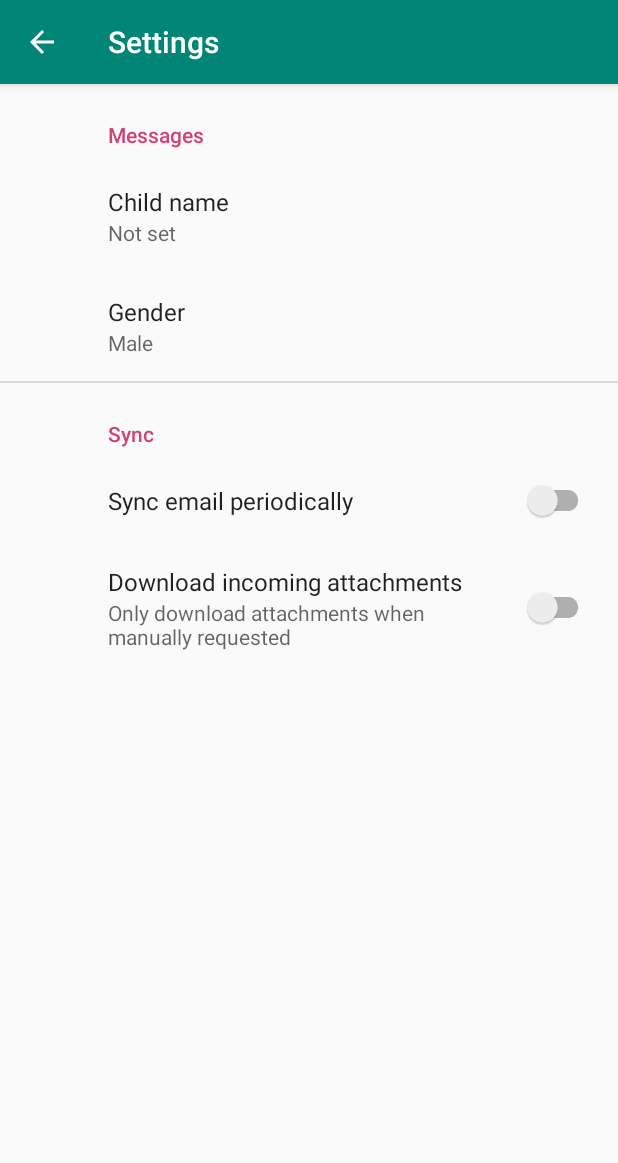
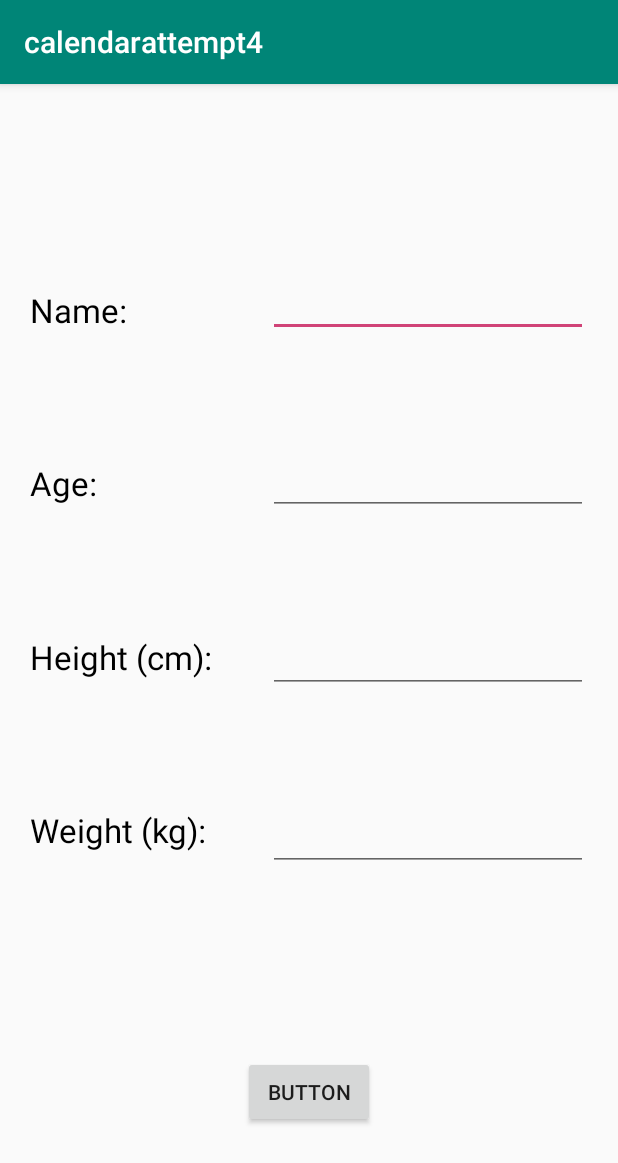
Before and after one commit to ElliotQuigley1/EczemaAppProject, an Android app: the screen it shows after launch (Add_child before the commit, Child_info after it), in the side drawer, after a tap on "ADD CHILD", on a phone screen of 412 x 824 dp. Shown: the top 1163 px of the screen. Run offline under Robolectric (Android 15) with nearby library versions, the phone set to English and light mode, and no system bars; our stand-ins replace navigation-ui; libraries missing offline, so code that uses them is left out: com.jjoe64.graphview; 22 statements that could not run were skipped.

Commit message:
added child delete add, verification with DB

```diff
--- a/app/src/main/java/com/example/calendarattempt4/Add_child.java
+++ /dev/null
@@ -1,31 +0,0 @@
-package com.example.calendarattempt4;
-
-import android.os.Bundle;
-
-import androidx.appcompat.app.ActionBar;
-import androidx.appcompat.app.AppCompatActivity;
-import androidx.preference.PreferenceFragmentCompat;
-
-public class Add_child extends AppCompatActivity {
-
-    @Override
-    protected void onCreate(Bundle savedInstanceState) {
-        super.onCreate(savedInstanceState);
-        setContentView(R.layout.settings_activity);
-        getSupportFragmentManager()
-                .beginTransaction()
-                .replace(R.id.settings, new SettingsFragment())
-                .commit();
-        ActionBar actionBar = getSupportActionBar();
-        if (actionBar != null) {
-            actionBar.setDisplayHomeAsUpEnabled(true);
-        }
-    }
-
-    public static class SettingsFragment extends PreferenceFragmentCompat {
-        @Override
-        public void onCreatePreferences(Bundle savedInstanceState, String rootKey) {
-            setPreferencesFromResource(R.xml.root_preferences, rootKey);
-        }
-    }
-}
--- a/app/src/main/java/com/example/calendarattempt4/MainActivity.java
+++ b/app/src/main/java/com/example/calendarattempt4/MainActivity.java
@@ -53,7 +53,7 @@ public class MainActivity extends AppCompatActivity implements NavigationView.On
     private TextView score;
     private Button btngocalendar;
     // Initialises objects
-    int child_selected = 1;
+    static int child_selected = 1;
     public Database db = new Database();
     static Statement s = null;
     static parent P = new parent(); // THIS LINE CREATES PARENT OBJECT BASED ON HARDCODED USERNAME PASSWORD AND ID
@@ -115,7 +115,7 @@ public class MainActivity extends AppCompatActivity implements NavigationView.On
         // Passing each menu ID as a set of Ids because each
         // menu should be considered as top level destinations.
         mAppBarConfiguration = new AppBarConfiguration.Builder(
-                R.id.nav_home, R.id.nav_C1, R.id.nav_C2, R.id.nav_C3,
+                R.id.nav_home, R.id.nav_C2, R.id.nav_C3,
                 R.id.nav_c_add, R.id.nav_share, R.id.nav_send)
                 .setDrawerLayout(drawer)
                 .build();
@@ -146,21 +146,7 @@ public class MainActivity extends AppCompatActivity implements NavigationView.On
         graph.getGridLabelRenderer().setHorizontalAxisTitle("Weeks ago");
         graph.getGridLabelRenderer().setVerticalAxisTitle("Severity of Eczema (POEM)");
 
-        // Set navigation drawer menu based on number of children of user
-        Menu menu = navigationView.getMenu();
-        if (logged_in) {
-            switch (P.getChild_num()) {
-                case 2:
-                    menu.findItem(R.id.nav_C3).setVisible(false);
-                case 1:
-                    menu.findItem(R.id.nav_C2).setVisible(false);
-                case 0:
-                    menu.findItem(R.id.nav_C1).setVisible(false);
-                    break;
-                case 3:
-                    //menu.findItem(R.id.nav_c_add).setVisible(false);
-            }
-        }
+
 
     }
 
@@ -172,23 +158,20 @@ public class MainActivity extends AppCompatActivity implements NavigationView.On
     public boolean onNavigationItemSelected(@NonNull MenuItem menuItem) {
         switch (menuItem.getItemId()) {
             case R.id.nav_home:
-                Toast.makeText(this, "Home", Toast.LENGTH_SHORT).show();
-                break;
-            case R.id.nav_C1:
-                Toast.makeText(this, "Child 1", Toast.LENGTH_SHORT).show();
+                //Toast.makeText(this, "Child 1", Toast.LENGTH_SHORT).show();
                 child_selected = 1;
                 break;
             case R.id.nav_C2:
-                Toast.makeText(this, "Child 2", Toast.LENGTH_SHORT).show();
+                //Toast.makeText(this, "Child 2", Toast.LENGTH_SHORT).show();
                 child_selected = 2;
                 break;
             case R.id.nav_C3:
-                Toast.makeText(this, "Child 3", Toast.LENGTH_SHORT).show();
+                //Toast.makeText(this, "Child 3", Toast.LENGTH_SHORT).show();
                 child_selected = 3;
                 break;
             case R.id.nav_c_add:
                 Toast.makeText(this, "Add child", Toast.LENGTH_SHORT).show();
-                Intent intent = new Intent(MainActivity.this, Add_child.class);
+                Intent intent = new Intent(MainActivity.this, Child_info.class);
                 startActivity(intent);
                 break;
             case R.id.nav_share:
@@ -209,9 +192,31 @@ public class MainActivity extends AppCompatActivity implements NavigationView.On
         return true;
     }
 
+
+    @Override
+    public boolean onOptionsItemSelected(MenuItem item) {
+        // Handle item selection
+        switch (item.getItemId()) {
+            case R.id.action_edit_child:
+                delete_child(child_selected);
+                return true;
+            case R.id.action_delete_child:
+                delete_child(child_selected);
+                return true;
+            default:
+                return super.onOptionsItemSelected(item);
+        }
+    }
+
     // Runs with child_num_from_app from onNavigationItemSelected() to connect DB with corresponding child_num
-    public static void selectChild_button(int child_num_from_app) throws SQLException {
+    public void selectChild_button(int child_num_from_app) throws SQLException {
         C.connect(s, P.getParent_ID(), child_num_from_app);
+        score = (TextView) findViewById(R.id.score_display);
+        score.setText("Previous POEM Scores");
+        Value = (TextView) findViewById(R.id.Value);
+        Value.setText("Child name:\t\t\t" + "\nAge:\t\t\t" + "\nHeight (cm):\t\t\t" + "\nWeight (kg):\t\t\t");
+        Data = (TextView) findViewById(R.id.Data);
+        Data.setText(C.getName() + "\n" + C.getAge() + "\n" + C.getHeight() + "\n" + C.getWeight());
     }
 
     // NOTE TO SELF: Create signup activity
@@ -236,15 +241,16 @@ public class MainActivity extends AppCompatActivity implements NavigationView.On
         }
     }
 
+    // NOTE TO SELF: Create login activity
+    private void delete_child(int child_selected) {
+        Intent intent = new Intent(MainActivity.this, Delete_child.class);
+        startActivity(intent);
+    }
+
     // NOTE TO SELF: have to create cross checking between DB and navcontroller to display the right amount of children
     // NOTE TO SELF: Create make_child activity
     public void makeChild_button(String name_from_app) throws SQLException {
-        if (C.create(name_from_app, P.getParent_ID()) == false){
-            Toast.makeText(this, "Child already exists:" + name_from_app, Toast.LENGTH_SHORT).show();
-        } else {
-            Toast.makeText(this, "Child created", Toast.LENGTH_SHORT).show();
-            // ASKS FOR CHILDREN INFO
-        }
+
     }
     ///////////////////////////////////////////////////////////////////////////////////////////////
 
@@ -255,15 +261,27 @@ public class MainActivity extends AppCompatActivity implements NavigationView.On
     @Override
     protected void onResume() {
         super.onResume();
-        score = (TextView) findViewById(R.id.score_display);
-        score.setText("Previous POEM Scores");
-        score.setTextColor(Color.BLACK);
-        Value = (TextView) findViewById(R.id.Value);
-        Value.setText("Child name:\t\t\t" + "\nAge:\t\t\t" + "\nHeight:\t\t\t" + "\nWeight:\t\t\t");
-        Value.setTextColor(Color.BLACK);
-        Data = (TextView) findViewById(R.id.Data);
-        Data.setText(C.getName() + "\n" + C.getAge() + "\n" + C.getHeight() + "\n" + C.getWeight());
-        Data.setTextColor(Color.BLACK);
+        try {
+            P.login("example_username","example_password");
+        } catch (SQLException e) {
+            e.printStackTrace();
+        }
+        // Set navigation drawer menu based on number of children of user
+        NavigationView navigationView = findViewById(R.id.nav_view);
+        Menu menu = navigationView.getMenu();
+        if (logged_in) {
+            switch (P.getChild_num()) {
+                case 0:
+                    menu.findItem(R.id.nav_home).setVisible(false);
+                case 1:
+                    menu.findItem(R.id.nav_C2).setVisible(false);
+                case 2:
+                    menu.findItem(R.id.nav_C3).setVisible(false);
+                    break;
+                case 3:
+                    //menu.findItem(R.id.nav_c_add).setVisible(false);
+            }
+        }
 
         // we're going to simulate real time with thread that append data to the graph
         new Thread(new Runnable() {
@@ -472,19 +490,17 @@ public class MainActivity extends AppCompatActivity implements NavigationView.On
                     "                          CID SERIAL PRIMARY KEY,\n" +
                     "                          Child_name varchar(32) NOT NULL,\n" +
                     "                          PID varchar(32) NOT NULL,\n" +
-                    "                          Animal varchar(32),\n" +
                     "                          Age varchar(32),\n" +
                     "                          Weight varchar(32),\n" +
                     "                          Height varchar(32),\n" +
-                    "                          Dates_filled varchar(32)\n" +
                     ");\n" +
-                    "insert into children (Child_name,PID,Animal,Age,Weight,Height,Dates_filled) values('Fluffy','1','Puppy','13','40','143','1');";
+                    "insert into children (Child_name,PID,Age,Weight,Height) values('Fluffy','1','Puppy','13','40','143','1');";
 
             s.execute (sqlStr);
             sqlStr = "SELECT * FROM children WHERE CID=1;";
             ResultSet rset = s.executeQuery(sqlStr);
             while (rset.next()) {
-                System.out.println(rset.getInt("CID") + " " + rset.getString("animal"));
+                System.out.println(rset.getInt("CID"));
             }
             rset.close();
         } catch (Exception e) {
--- a/app/src/main/java/com/example/calendarattempt4/parent.java
+++ b/app/src/main/java/com/example/calendarattempt4/parent.java
@@ -32,7 +32,7 @@ public class parent {
         setChild_num(Child_num = 3);
         setCID_1(1);
         setCID_2(2);
-        setCID_3(3);
+        setCID_3(6);
     }
 
     // Passes on Statement s to parent
--- /dev/null
+++ b/app/src/main/res/layout/activity_child_info.xml
@@ -0,0 +1,115 @@
+<?xml version="1.0" encoding="utf-8"?>
+<androidx.constraintlayout.widget.ConstraintLayout xmlns:android="http://schemas.android.com/apk/res/android"
+    xmlns:app="http://schemas.android.com/apk/res-auto"
+    xmlns:tools="http://schemas.android.com/tools"
+    android:layout_width="match_parent"
+    android:layout_height="match_parent"
+    tools:context=".Child_info">
+
+    <Button
+        android:id="@+id/button3"
+        android:layout_width="wrap_content"
+        android:layout_height="wrap_content"
+        android:layout_marginBottom="72dp"
+        android:onClick="makeChild_button"
+        android:text="Button"
+        app:layout_constraintBottom_toBottomOf="parent"
+        app:layout_constraintEnd_toEndOf="parent"
+        app:layout_constraintStart_toStartOf="parent" />
+
+    <TextView
+        android:id="@+id/textView15"
+        android:layout_width="wrap_content"
+        android:layout_height="wrap_content"
+        android:layout_marginStart="20dp"
+        android:layout_marginBottom="50dp"
+        android:text="Weight (kg):"
+        android:textColor="@android:color/black"
+        android:textSize="22sp"
+        app:layout_constraintBottom_toTopOf="@+id/button3"
+        app:layout_constraintStart_toStartOf="parent"
+        app:layout_constraintTop_toBottomOf="@+id/textView14" />
+
+    <TextView
+        android:id="@+id/textView12"
+        android:layout_width="wrap_content"
+        android:layout_height="wrap_content"
+        android:layout_marginStart="20dp"
+        android:layout_marginTop="50dp"
+        android:text="Name:"
+        android:textColor="@android:color/black"
+        android:textSize="22sp"
+        app:layout_constraintBottom_toTopOf="@+id/textView13"
+        app:layout_constraintStart_toStartOf="parent"
+        app:layout_constraintTop_toTopOf="parent" />
+
+    <TextView
+        android:id="@+id/textView13"
+        android:layout_width="wrap_content"
+        android:layout_height="wrap_content"
+        android:layout_marginStart="20dp"
+        android:text="Age:"
+        android:textColor="@android:color/black"
+        android:textSize="22sp"
+        app:layout_constraintBottom_toTopOf="@+id/textView14"
+        app:layout_constraintStart_toStartOf="parent"
+        app:layout_constraintTop_toBottomOf="@+id/textView12" />
+
+    <TextView
+        android:id="@+id/textView14"
+        android:layout_width="wrap_content"
+        android:layout_height="wrap_content"
+        android:layout_marginStart="20dp"
+        android:text="Height (cm):"
+        android:textColor="@android:color/black"
+        android:textSize="22sp"
+        app:layout_constraintBottom_toTopOf="@+id/textView15"
+        app:layout_constraintStart_toStartOf="parent"
+        app:layout_constraintTop_toBottomOf="@+id/textView13" />
+
+    <EditText
+        android:id="@+id/name_input"
+        android:layout_width="wrap_content"
+        android:layout_height="wrap_content"
+        android:layout_marginTop="50dp"
+        android:layout_marginEnd="20dp"
+        android:ems="10"
+        android:inputType="textPersonName"
+        app:layout_constraintBottom_toTopOf="@+id/age_input"
+        app:layout_constraintEnd_toEndOf="parent"
+        app:layout_constraintTop_toTopOf="parent" />
+
+    <EditText
+        android:id="@+id/age_input"
+        android:layout_width="wrap_content"
+        android:layout_height="wrap_content"
+        android:layout_marginEnd="20dp"
+        android:ems="10"
+        android:inputType="number"
+        app:layout_constraintBottom_toTopOf="@+id/height_input"
+        app:layout_constraintEnd_toEndOf="parent"
+        app:layout_constraintTop_toBottomOf="@+id/name_input" />
+
+    <EditText
+        android:id="@+id/height_input"
+        android:layout_width="wrap_content"
+        android:layout_height="wrap_content"
+        android:layout_marginEnd="20dp"
+        android:ems="10"
+        android:inputType="number"
+        app:layout_constraintBottom_toTopOf="@+id/weight_input"
+        app:layout_constraintEnd_toEndOf="parent"
+        app:layout_constraintTop_toBottomOf="@+id/age_input" />
+
+    <EditText
+        android:id="@+id/weight_input"
+        android:layout_width="wrap_content"
+        android:layout_height="wrap_content"
+        android:layout_marginEnd="20dp"
+        android:layout_marginBottom="50dp"
+        android:ems="10"
+        android:inputType="number"
+        app:layout_constraintBottom_toTopOf="@+id/button3"
+        app:layout_constraintEnd_toEndOf="parent"
+        app:layout_constraintTop_toBottomOf="@+id/height_input" />
+</androidx.constraintlayout.widget.ConstraintLayout>
--- a/app/src/main/res/layout/content_main.xml
+++ b/app/src/main/res/layout/content_main.xml
@@ -35,6 +35,7 @@
             android:layout_marginTop="48dp"
             android:text="Value"
             android:textAlignment="viewStart"
+            android:textColor="@android:color/black"
             android:textSize="24sp"
             app:layout_constraintStart_toStartOf="parent"
             app:layout_constraintTop_toTopOf="parent" />
@@ -68,6 +69,7 @@
             android:layout_height="wrap_content"
             android:layout_marginTop="216dp"
             android:text="Score:"
+            android:textColor="@android:color/black"
             android:textSize="24sp"
             app:layout_constraintEnd_toEndOf="parent"
             app:layout_constraintStart_toStartOf="parent"
@@ -80,6 +82,7 @@
             android:layout_marginEnd="20dp"
             android:text="Data"
             android:textAlignment="viewEnd"
+            android:textColor="@android:color/black"
             android:textSize="24sp"
             app:layout_constraintBaseline_toBaselineOf="@+id/Value"
             app:layout_constraintEnd_toEndOf="parent" />
--- a/app/src/main/res/layout/settings_activity.xml
+++ /dev/null
@@ -1,9 +0,0 @@
-<LinearLayout xmlns:android="http://schemas.android.com/apk/res/android"
-    android:layout_width="match_parent"
-    android:layout_height="match_parent">
-
-    <FrameLayout
-        android:id="@+id/settings"
-        android:layout_width="match_parent"
-        android:layout_height="match_parent" />
-</LinearLayout>
--- a/app/src/main/res/menu/activity_main2_drawer.xml
+++ b/app/src/main/res/menu/activity_main2_drawer.xml
@@ -6,12 +6,9 @@
     <group android:checkableBehavior="single">
         <item
             android:id="@+id/nav_home"
-            android:icon="@drawable/home"
-            android:title="HOME" />
-        <item
-            android:id="@+id/nav_C1"
             android:icon="@drawable/child"
             android:title="CHILD 1" />
+
         <item
             android:id="@+id/nav_C2"
             android:icon="@drawable/child"
--- a/app/src/main/res/menu/main2.xml
+++ b/app/src/main/res/menu/main2.xml
@@ -2,8 +2,14 @@
 <menu xmlns:android="http://schemas.android.com/apk/res/android"
     xmlns:app="http://schemas.android.com/apk/res-auto">
     <item
-        android:id="@+id/action_settings"
+        android:id="@+id/action_edit_child"
         android:orderInCategory="100"
-        android:title="@string/action_settings"
+        android:title="Edit Child Info"
+        app:showAsAction="never" />
+
+    <item
+        android:id="@+id/action_delete_child"
+        android:orderInCategory="100"
+        android:title="Delete Child"
         app:showAsAction="never" />
 </menu>
--- a/app/src/main/res/xml/root_preferences.xml
+++ /dev/null
@@ -1,51 +0,0 @@
-<!--
-  ~ Copyright 2018 The app Open Source Project
-  ~
-  ~ Licensed under the Apache License, Version 2.0 (the "License");
-  ~ you may not use this file except in compliance with the License.
-  ~ You may obtain a copy of the License at
-  ~
-  ~      http://www.apache.org/licenses/LICENSE-2.0
-  ~
-  ~ Unless required by applicable law or agreed to in writing, software
-  ~ distributed under the License is distributed on an "AS IS" BASIS,
-  ~ WITHOUT WARRANTIES OR CONDITIONS OF ANY KIND, either express or implied.
-  ~ See the License for the specific language governing permissions and
-  ~ limitations under the License.
-  -->
-
-<PreferenceScreen xmlns:app="http://schemas.android.com/apk/res-auto">
-
-    <PreferenceCategory app:title="@string/messages_header">
-
-        <EditTextPreference
-            app:key="signature"
-            app:title="@string/C_Name"
-            app:useSimpleSummaryProvider="true" />
-
-        <ListPreference
-            app:defaultValue="male"
-            app:entries="@array/gender_entries"
-            app:entryValues="@array/gender_values"
-            app:key="reply"
-            app:title="@string/Gender"
-            app:useSimpleSummaryProvider="true" />
-
-    </PreferenceCategory>
-
-    <PreferenceCategory app:title="@string/sync_header">
-
-        <SwitchPreferenceCompat
-            app:key="sync"
-            app:title="@string/sync_title" />
-
-        <SwitchPreferenceCompat
-            app:dependency="sync"
-            app:key="attachment"
-            app:summaryOff="@string/attachment_summary_off"
-            app:summaryOn="@string/attachment_summary_on"
-            app:title="@string/attachment_title" />
-
-    </PreferenceCategory>
-
-</PreferenceScreen>
```
Also changed, not shown: app/src/main/AndroidManifest.xml (+4 -5 lines), app/src/main/java/com/example/calendarattempt4/ActivityOptions.java (deleted, +0 -30 lines), app/src/main/java/com/example/calendarattempt4/Child_info.java (added, +45 -0 lines), app/src/main/java/com/example/calendarattempt4/Delete_child.java (added, +28 -0 lines), app/src/main/java/com/example/calendarattempt4/child.java (+32 -22 lines), app/src/main/res/layout/activity_delete_child.xml (added, +45 -0 lines), app/src/main/res/layout/activity_options.xml (deleted, +0 -40 lines).
